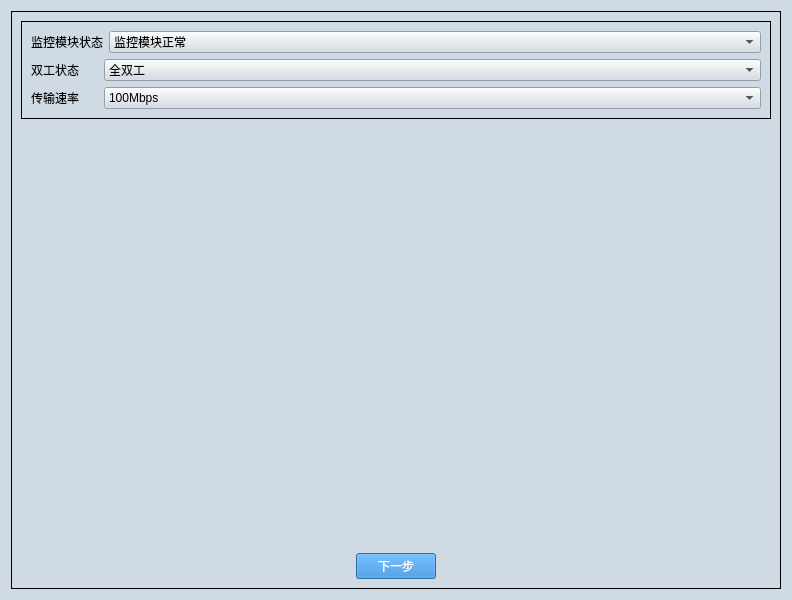
Above: ui/MONITOR_TEST.ui from gaoxingyu-hub/HUA54testframework before the change. Below: the same form after it.
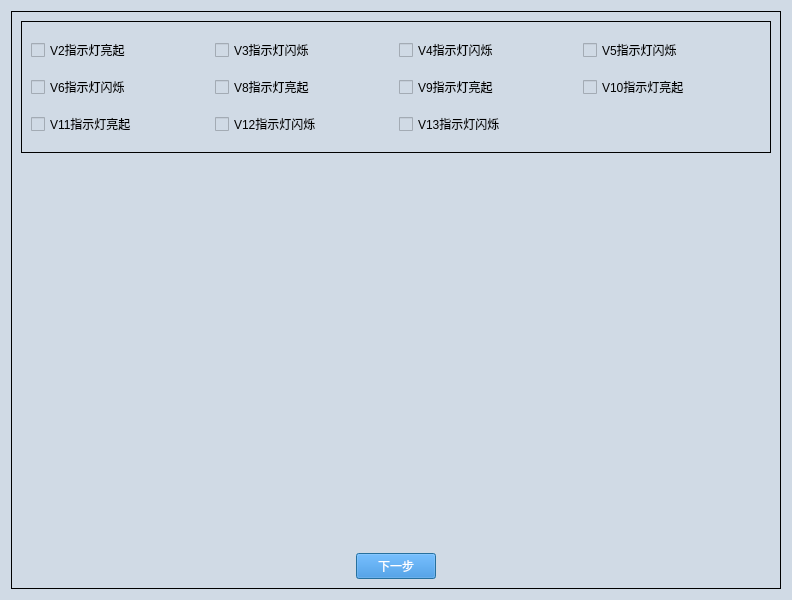
That is the form after the change.

The edit to the form file:
```diff
--- a/ui/MONITOR_TEST.ui
+++ b/ui/MONITOR_TEST.ui
@@ -70,7 +70,7 @@
      <property name="title">
       <string/>
      </property>
-     <layout class="QGridLayout" name="gridLayout_3">
+     <layout class="QGridLayout" name="gridLayout_3" rowstretch="1,3,0">
       <item row="0" column="0">
        <widget class="QGroupBox" name="groupBox_2">
         <property name="title">
@@ -78,106 +78,83 @@
         </property>
         <layout class="QGridLayout" name="gridLayout_2">
          <item row="0" column="0">
-          <layout class="QHBoxLayout" name="horizontalLayout" stretch="0,1">
-           <item>
-            <widget class="QLabel" name="label_5">
+          <widget class="QCheckBox" name="checkBox_v2">
              <property name="text">
-              <string>监控模块状态</string>
+            <string>V2指示灯亮起</string>
              </property>
             </widget>
            </item>
-           <item>
-            <widget class="QComboBox" name="comboBox_sg_addr">
-             <item>
+         <item row="0" column="1">
+          <widget class="QCheckBox" name="checkBox_v3">
               <property name="text">
-               <string>监控模块正常</string>
-              </property>
-             </item>
-             <item>
+            <string>V3指示灯闪烁</string>
+           </property>
+          </widget>
+         </item>
+         <item row="0" column="2">
+          <widget class="QCheckBox" name="checkBox_v4">
               <property name="text">
-               <string>供电不正常</string>
-              </property>
-             </item>
-             <item>
+            <string>V4指示灯闪烁</string>
+           </property>
+          </widget>
+         </item>
+         <item row="0" column="3">
+          <widget class="QCheckBox" name="checkBox_v5">
               <property name="text">
-               <string>没有程序运行</string>
-              </property>
-             </item>
-             <item>
-              <property name="text">
-               <string>网络物理连接不正常</string>
-              </property>
-             </item>
-             <item>
-              <property name="text">
-               <string>发数据不正常</string>
-              </property>
-             </item>
-             <item>
-              <property name="text">
-               <string>收数据不正常</string>
-              </property>
-             </item>
-             <item>
-              <property name="text">
-               <string>数据冲突</string>
-              </property>
-             </item>
-            </widget>
-           </item>
-          </layout>
+            <string>V5指示灯闪烁</string>
+           </property>
+          </widget>
          </item>
          <item row="1" column="0">
-          <layout class="QHBoxLayout" name="horizontalLayout_2" stretch="0,1">
-           <item>
-            <widget class="QLabel" name="label_6">
+          <widget class="QCheckBox" name="checkBox_v6">
              <property name="text">
-              <string>双工状态      </string>
+            <string>V6指示灯闪烁</string>
              </property>
             </widget>
            </item>
-           <item>
-            <widget class="QComboBox" name="comboBox_sg_addr_2">
-             <item>
+         <item row="1" column="1">
+          <widget class="QCheckBox" name="checkBox_v8">
               <property name="text">
-               <string>全双工</string>
-              </property>
-             </item>
-             <item>
+            <string>V8指示灯亮起</string>
+           </property>
+          </widget>
+         </item>
+         <item row="1" column="2">
+          <widget class="QCheckBox" name="checkBox_v9">
               <property name="text">
-               <string>半双工</string>
-              </property>
-             </item>
-            </widget>
-           </item>
-          </layout>
+            <string>V9指示灯亮起</string>
+           </property>
+          </widget>
+         </item>
+         <item row="1" column="3">
+          <widget class="QCheckBox" name="checkBox_v10">
+           <property name="text">
+            <string>V10指示灯亮起</string>
+           </property>
+          </widget>
          </item>
          <item row="2" column="0">
-          <layout class="QHBoxLayout" name="horizontalLayout_3" stretch="0,1">
-           <item>
-            <widget class="QLabel" name="label_7">
+          <widget class="QCheckBox" name="checkBox_v11">
              <property name="text">
-              <string>传输速率      </string>
+            <string>V11指示灯亮起</string>
              </property>
             </widget>
            </item>
-           <item>
-            <widget class="QComboBox" name="comboBox_sg_addr_3">
-             <item>
+         <item row="2" column="1">
+          <widget class="QCheckBox" name="checkBox_v12">
               <property name="text">
-               <string>100Mbps</string>
-              </property>
-             </item>
-             <item>
+            <string>V12指示灯闪烁</string>
+           </property>
+          </widget>
+         </item>
+         <item row="2" column="2">
+          <widget class="QCheckBox" name="checkBox_v13">
               <property name="text">
-               <string>10Mbps</string>
-              </property>
-             </item>
+            <string>V13指示灯闪烁</string>
+           </property>
             </widget>
            </item>
           </layout>
-         </item>
-        </layout>
        </widget>
       </item>
       <item row="1" column="0">
```
Left out of the diff: 26 changed lines with no effect on the pictures. Lines whose indentation alone changed are shown as unchanged.
